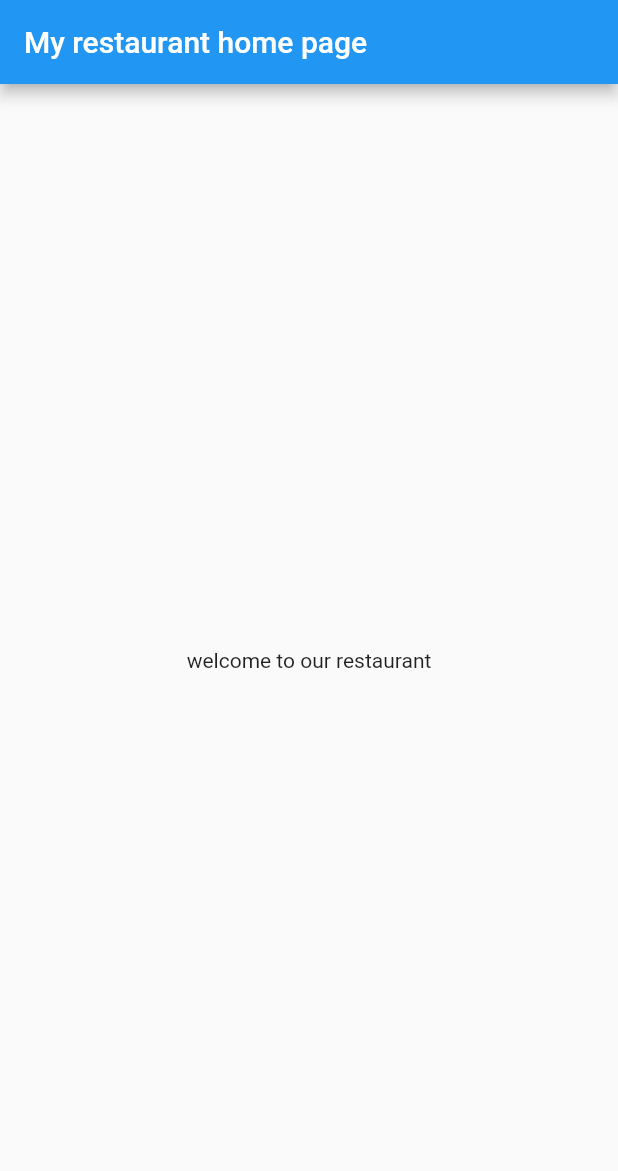
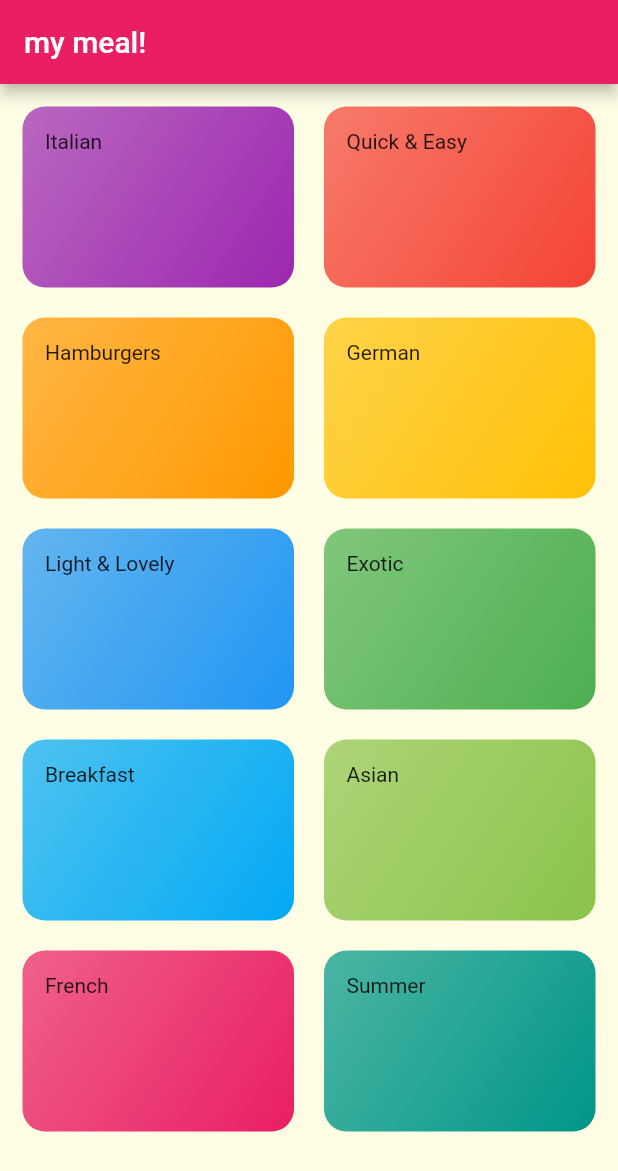
Before and after one commit to georgearbash98/multi-screen-meals-app, a Flutter app: the screen it shows after launch, on a phone screen of 412 x 824 dp. Shown: the top 1171 px of the screen. Run offline on Flutter 3.47's test engine with Material 2 defaults, Android fonts, the phone set to English and light mode, and no system bars.

Commit message:
added two screens

```diff
--- /dev/null
+++ b/lib/categories_screen.dart
@@ -0,0 +1,29 @@
+import 'package:flutter/material.dart';
+
+import './dummy_data.dart';
+import './category_items.dart';
+
+class CategoriesScreen extends StatelessWidget {
+  @override
+  Widget build(BuildContext context) {
+    return Scaffold(
+      appBar: AppBar(title: Text('my meal!')),
+      body: GridView(
+        padding: const EdgeInsets.all(15),
+        children: DUMMY_CATEGORIES
+            .map((catData) => CategoryItem(
+                  catData.id,
+                  catData.title,
+                  catData.color,
+                ))
+            .toList(),
+        gridDelegate: SliverGridDelegateWithMaxCrossAxisExtent(
+          maxCrossAxisExtent: 200,
+          childAspectRatio: 1.5,
+          crossAxisSpacing: 20,
+          mainAxisSpacing: 20,
+        ),
+      ),
+    );
+  }
+}
--- /dev/null
+++ b/lib/category_items.dart
@@ -0,0 +1,38 @@
+import 'package:flutter/material.dart';
+
+import './category_meals_screen.dart';
+
+class CategoryItem extends StatelessWidget {
+  final String id;
+  final String title;
+  final Color color;
+
+  CategoryItem(this.id, this.title, this.color);
+
+  void selectCategory(BuildContext ctx) {
+    Navigator.of(ctx).push(MaterialPageRoute(builder: (_){
+      return CategoryMealsScreen(id, title);
+    }));
+  }
+
+  @override
+  Widget build(BuildContext context) {
+    return InkWell(
+      onTap: () => selectCategory(context),
+      splashColor: Theme.of(context).primaryColor,
+      borderRadius: BorderRadius.circular(15),
+      child: Container(
+        padding: const EdgeInsets.all(15),
+        child: Text(title),
+        decoration: BoxDecoration(
+          gradient: LinearGradient(
+            colors: [color.withOpacity(0.7), color],
+            begin: Alignment.topLeft,
+            end: Alignment.bottomRight,
+          ),
+          borderRadius: BorderRadius.circular(15),
+        ),
+      ),
+    );
+  }
+}
--- /dev/null
+++ b/lib/category_meals_screen.dart
@@ -0,0 +1,18 @@
+
+import 'package:flutter/material.dart';
+
+class CategoryMealsScreen extends StatelessWidget {
+  final String categoryId;
+  final String CategoryTitle;
+
+  CategoryMealsScreen(this.categoryId, this.CategoryTitle);
+
+  @override
+  Widget build(BuildContext context) {
+    return Scaffold(
+      appBar: AppBar(title: Text(CategoryTitle)),
+      body:Center(
+      child: Text('The recipes for the category'),
+    ));
+  }
+}
--- /dev/null
+++ b/lib/dummy_data.dart
@@ -0,0 +1,56 @@
+import 'package:flutter/material.dart';
+
+import './models/category.dart';
+
+const DUMMY_CATEGORIES = const [
+  Category(
+    id: 'c1',
+    title: 'Italian',
+    color: Colors.purple,
+  ),
+  Category(
+    id: 'c2',
+    title: 'Quick & Easy',
+    color: Colors.red,
+  ),
+  Category(
+    id: 'c3',
+    title: 'Hamburgers',
+    color: Colors.orange,
+  ),
+  Category(
+    id: 'c4',
+    title: 'German',
+    color: Colors.amber,
+  ),
+  Category(
+    id: 'c5',
+    title: 'Light & Lovely',
+    color: Colors.blue,
+  ),
+  Category(
+    id: 'c6',
+    title: 'Exotic',
+    color: Colors.green,
+  ),
+  Category(
+    id: 'c7',
+    title: 'Breakfast',
+    color: Colors.lightBlue,
+  ),
+  Category(
+    id: 'c8',
+    title: 'Asian',
+    color: Colors.lightGreen,
+  ),
+  Category(
+    id: 'c9',
+    title: 'French',
+    color: Colors.pink,
+  ),
+  Category(
+    id: 'c10',
+    title: 'Summer',
+    color: Colors.teal,
+  ),
+];
--- a/lib/main.dart
+++ b/lib/main.dart
@@ -1,4 +1,5 @@
 import 'package:flutter/material.dart';
+import 'package:meals_app/categories_screen.dart';
 
 void main() => runApp(MyApp());
 
@@ -9,9 +10,10 @@ class MyApp extends StatelessWidget {
     return MaterialApp(
       title: 'My restaurant',
       theme: ThemeData(
-        primarySwatch: Colors.blue,
-      ),
-      home: MyHomePage(title: 'My restaurant home page'),
+          primarySwatch: Colors.pink,
+          accentColor: Colors.amber,
+          canvasColor: Color.fromRGBO(255, 254, 229, 1)),
+      home: CategoriesScreen(),
     );
   }
 }
@@ -25,39 +27,14 @@ class MyHomePage extends StatefulWidget {
 }
 
 class _MyHomePageState extends State<MyHomePage> {
-
   @override
   Widget build(BuildContext context) {
-    // This method is rerun every time setState is called, for instance as done
-    // by the _incrementCounter method above.
-    //
-    // The Flutter framework has been optimized to make rerunning build methods
-    // fast, so that you can just rebuild anything that needs updating rather
-    // than having to individually change instances of widgets.
     return Scaffold(
       appBar: AppBar(
-        // Here we take the value from the MyHomePage object that was created by
-        // the App.build method, and use it to set our appbar title.
         title: Text(widget.title),
       ),
       body: Center(
-        // Center is a layout widget. It takes a single child and positions it
-        // in the middle of the parent.
         child: Column(
-          // Column is also a layout widget. It takes a list of children and
-          // arranges them vertically. By default, it sizes itself to fit its
-          // children horizontally, and tries to be as tall as its parent.
-          //
-          // Invoke "debug painting" (press "p" in the console, choose the
-          // "Toggle Debug Paint" action from the Flutter Inspector in Android
-          // Studio, or the "Toggle Debug Paint" command in Visual Studio Code)
-          // to see the wireframe for each widget.
-          //
-          // Column has various properties to control how it sizes itself and
-          // how it positions its children. Here we use mainAxisAlignment to
-          // center the children vertically; the main axis here is the vertical
-          // axis because Columns are vertical (the cross axis would be
-          // horizontal).
           mainAxisAlignment: MainAxisAlignment.center,
           children: <Widget>[
             Text(
@@ -65,7 +42,7 @@ class _MyHomePageState extends State<MyHomePage> {
             ),
           ],
         ),
-      )// This trailing comma makes auto-formatting nicer for build methods.
+      ),
     );
   }
 }
--- /dev/null
+++ b/lib/models/category.dart
@@ -0,0 +1,13 @@
+import 'package:flutter/material.dart';
+
+class Category {
+  final String id;
+  final String title;
+  final Color color;
+
+  const Category({
+    @required this.id,
+    @required this.title,
+    this.color = Colors.orange,
+  });
+}
```
